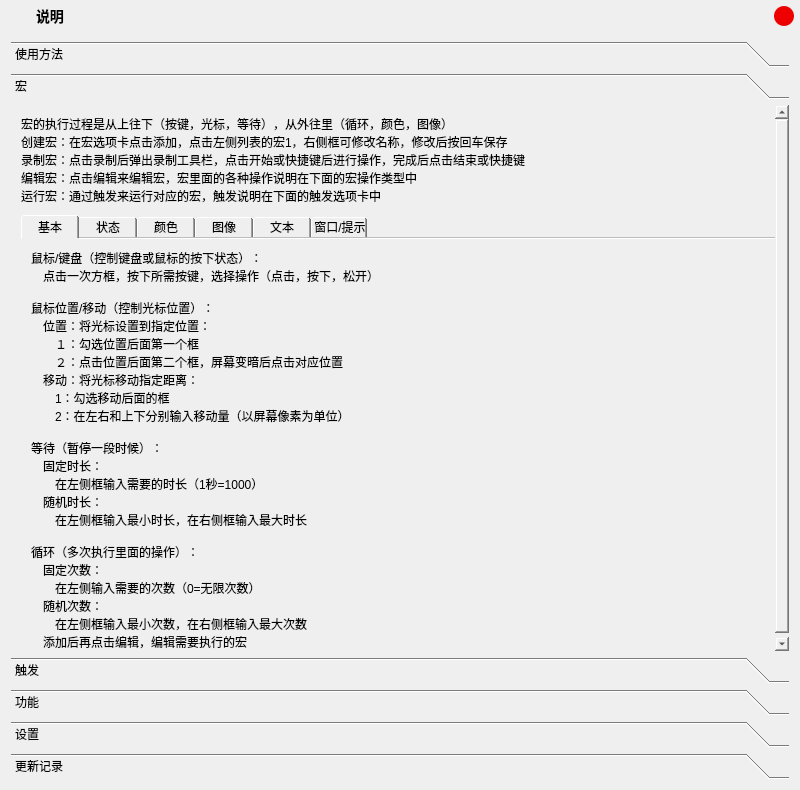
The window that .ui/MoreUi.ui (ChiyukiGana/Quickinput) describes before a commit, drawn with Qt 5.
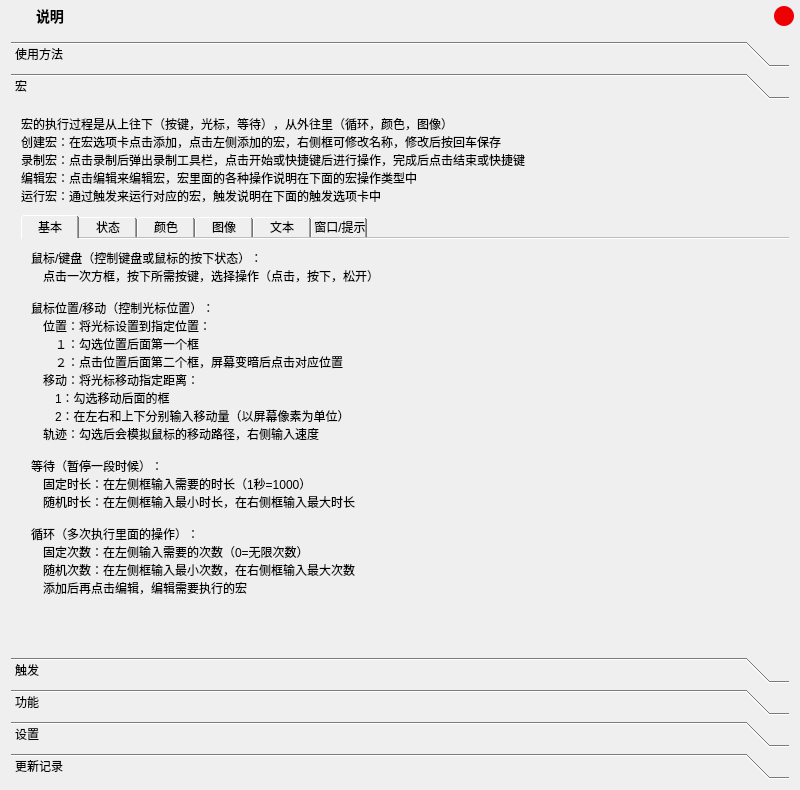
The same window after the commit. The open tabs and pages were chosen to show the change. Icons and pictures are not drawn.

The edit to the form file:
```diff
--- a/.ui/MoreUi.ui
+++ b/.ui/MoreUi.ui
@@ -341,7 +341,7 @@
            <widget class="QLabel" name="label_13">
             <property name="text">
              <string>宏的执行过程是从上往下（按键，光标，等待），从外往里（循环，颜色，图像）
-创建宏：在宏选项卡点击添加，点击左侧列表的宏1，右侧框可修改名称，修改后按回车保存
+创建宏：在宏选项卡点击添加，点击左侧添加的宏，右侧框可修改名称，修改后按回车保存
 录制宏：点击录制后弹出录制工具栏，点击开始或快捷键后进行操作，完成后点击结束或快捷键
 编辑宏：点击编辑来编辑宏，宏里面的各种操作说明在下面的宏操作类型中
 运行宏：通过触发来运行对应的宏，触发说明在下面的触发选项卡中</string>
@@ -419,18 +419,15 @@
 　移动：将光标移动指定距离：
 　　1：勾选移动后面的框
 　　2：在左右和上下分别输入移动量（以屏幕像素为单位）
+　轨迹：勾选后会模拟鼠标的移动路径，右侧输入速度
 
 等待（暂停一段时候）：
-　固定时长：
-　　在左侧框输入需要的时长（1秒=1000）
-　随机时长：
-　　在左侧框输入最小时长，在右侧框输入最大时长
+　固定时长：在左侧框输入需要的时长（1秒=1000）
+　随机时长：在左侧框输入最小时长，在右侧框输入最大时长
 
 循环（多次执行里面的操作）：
-　固定次数：
-　　在左侧输入需要的次数（0=无限次数）
-　随机次数：
-　　在左侧框输入最小次数，在右侧框输入最大次数
+　固定次数：在左侧输入需要的次数（0=无限次数）
+　随机次数：在左侧框输入最小次数，在右侧框输入最大次数
 　添加后再点击编辑，编辑需要执行的宏</string>
                 </property>
                </widget>
```
Left out of the diff: 20 changed lines with no effect on the pictures.
